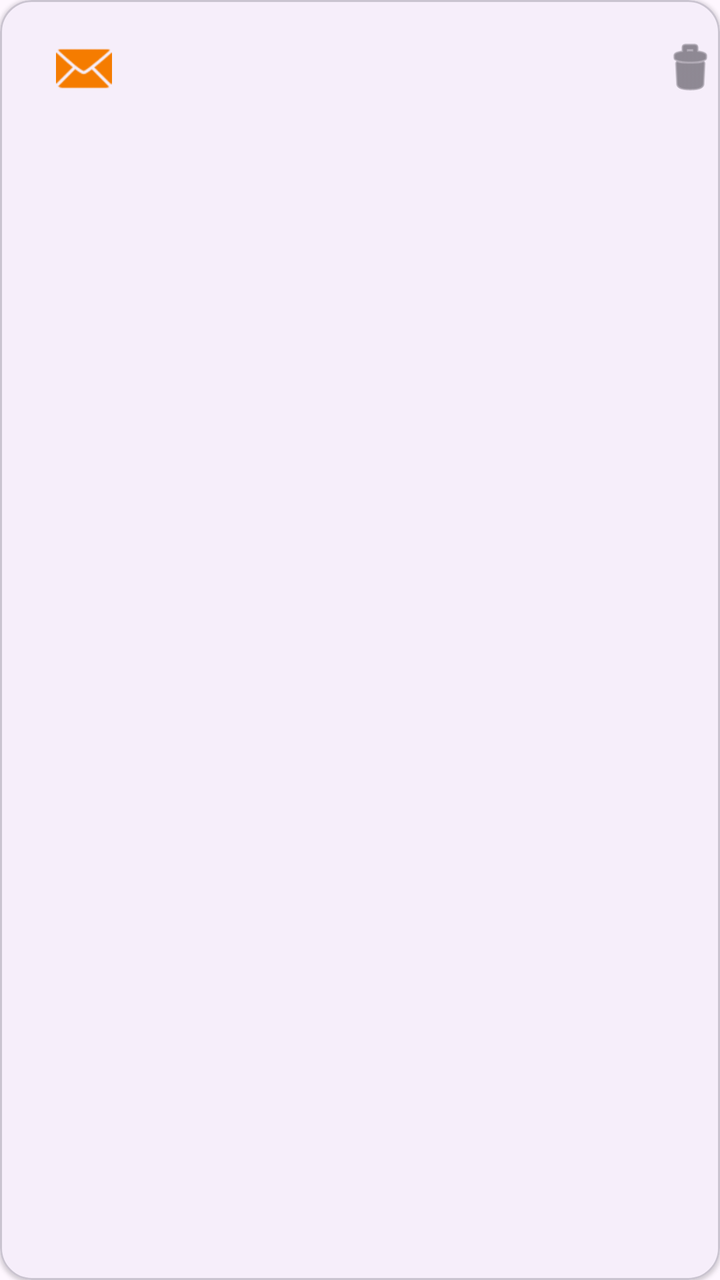
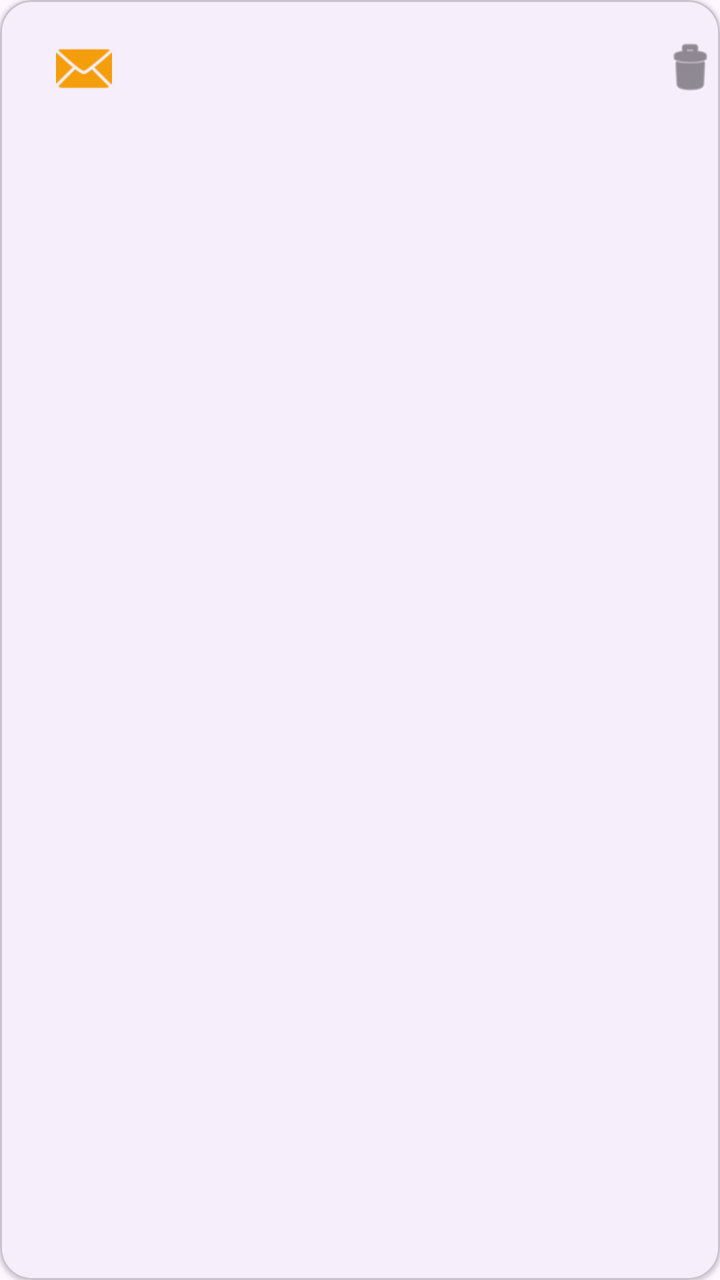

Before-and-after screenshots of an Android layout around one commit, followed by the original layout XML and the change that was made.
<!-- AndroidManifest.xml: application theme AppTheme -->
<!-- res/layout/item_email_address.xml -->
<?xml version="1.0" encoding="utf-8"?>
<com.google.android.material.card.MaterialCardView xmlns:android="http://schemas.android.com/apk/res/android"
    xmlns:app="http://schemas.android.com/apk/res-auto"
    android:layout_width="match_parent"
    android:layout_height="wrap_content"
    android:layout_marginHorizontal="8dp"
    android:layout_marginVertical="4dp"
    app:cardCornerRadius="16dp"
    app:cardElevation="1dp">

    <LinearLayout
        android:layout_width="match_parent"
        android:layout_height="wrap_content"
        android:orientation="horizontal"
        android:gravity="center_vertical"
        android:paddingStart="14dp"
        android:paddingTop="12dp"
        android:paddingBottom="12dp"
        android:paddingEnd="4dp">

        <com.google.android.material.button.MaterialButton
            style="@style/Widget.Material3.Button.IconButton"
            android:layout_width="44dp"
            android:layout_height="44dp"
            app:icon="@android:drawable/ic_dialog_email"
            app:iconSize="28dp"
            app:iconTint="#F57C00"
            android:enabled="false" />

        <LinearLayout
            android:layout_width="0dp"
            android:layout_height="wrap_content"
            android:layout_weight="1"
            android:orientation="vertical">

            <TextView
                android:id="@+id/emailText"
                android:layout_width="match_parent"
                android:layout_height="wrap_content"
                android:textSize="14sp"
                android:maxLines="1"
                android:ellipsize="end" />

            <TextView
                android:id="@+id/verifiedText"
                android:layout_width="wrap_content"
                android:layout_height="wrap_content"
                android:layout_marginTop="2dp"
                android:textSize="12sp" />
        </LinearLayout>

        <com.google.android.material.button.MaterialButton
            android:id="@+id/deleteButton"
            style="@style/Widget.Material3.Button.IconButton"
            android:layout_width="40dp"
            android:layout_height="40dp"
            android:contentDescription="删除"
            app:icon="@android:drawable/ic_menu_delete"
            app:iconSize="30dp"
            app:iconTint="?android:attr/textColorSecondary" />
    </LinearLayout>

</com.google.android.material.card.MaterialCardView>
<!-- resources referenced by this layout -->
<resources>
  <style name="AppTheme" parent="Base.AppTheme" />
  <style name="Base.AppTheme" parent="Theme.Material3.DayNight.NoActionBar">
      
      
    </style>
</resources>

<!-- the commit's change to res/layout/item_email_address.xml (unified diff, before → after) -->
@@ -24,7 +24,7 @@
             android:layout_height="44dp"
             app:icon="@android:drawable/ic_dialog_email"
             app:iconSize="28dp"
-            app:iconTint="#F57C00"
+            app:iconTint="@color/status_warning"
             android:enabled="false" />
 
         <LinearLayout
<!-- resource entries referenced after the edit -->
@@ -1,5 +1,6 @@
 <!-- resources referenced by this layout -->
 <resources>
+  <color name="status_warning">#F59E0B</color>
   <style name="AppTheme" parent="Base.AppTheme" />
   <style name="Base.AppTheme" parent="Theme.Material3.DayNight.NoActionBar">
       
